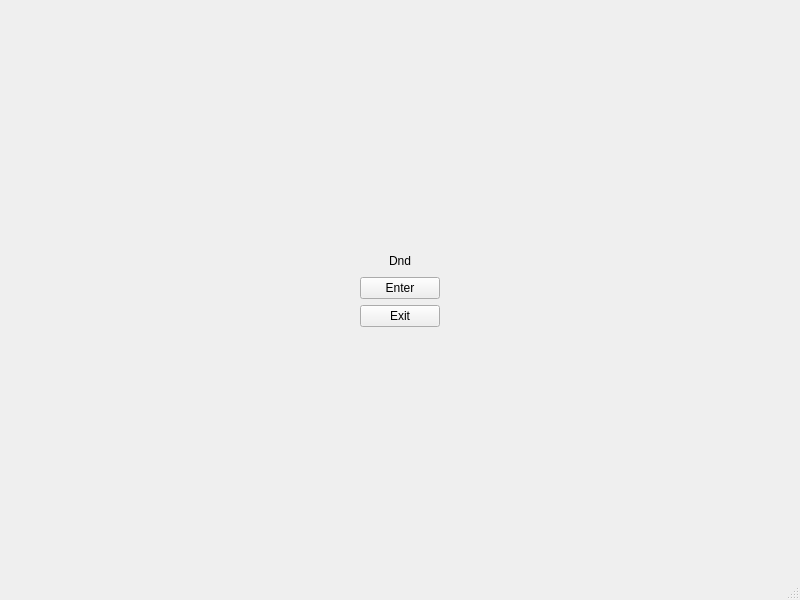
Silishark/Dnd-in-terminal, file menu/menu.ui: the form before one commit.
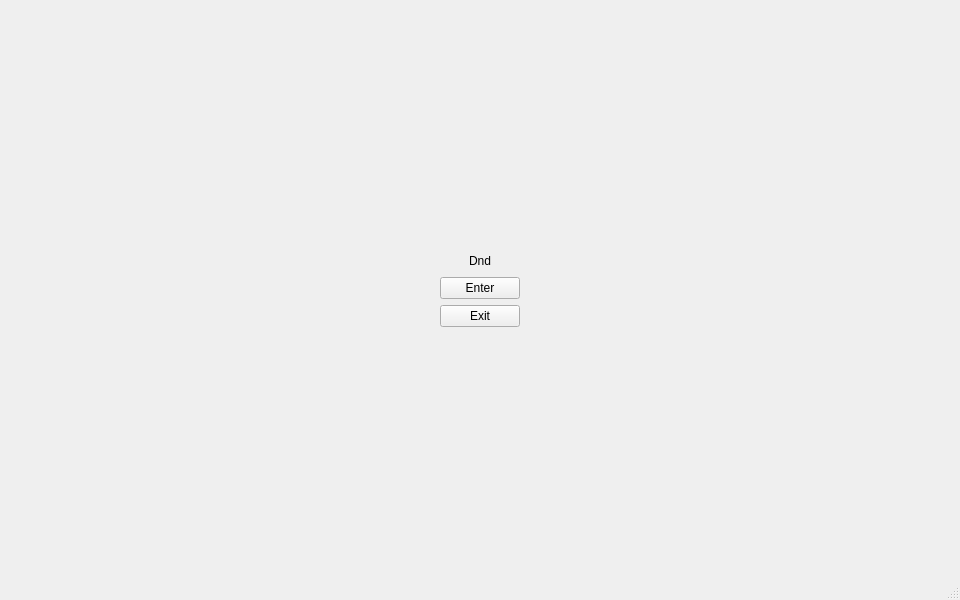
The form after the commit.

Commit message: resize the windows

Patch:
```diff
--- a/menu/menu.ui
+++ b/menu/menu.ui
@@ -6,10 +6,16 @@
    <rect>
     <x>0</x>
     <y>0</y>
-    <width>800</width>
+    <width>960</width>
     <height>600</height>
    </rect>
   </property>
+  <property name="minimumSize">
+   <size>
+    <width>960</width>
+    <height>600</height>
+   </size>
+  </property>
   <property name="windowTitle">
    <string>Dnd</string>
   </property>
@@ -35,6 +41,9 @@
         <property name="orientation">
          <enum>Qt::Orientation::Horizontal</enum>
         </property>
+        <property name="sizeType">
+         <enum>QSizePolicy::Policy::Expanding</enum>
+        </property>
         <property name="sizeHint" stdset="0">
          <size>
           <width>40</width>
```
Left out of the diff: 7 changed lines with no effect on the pictures. The commit also changes 6 other files.
